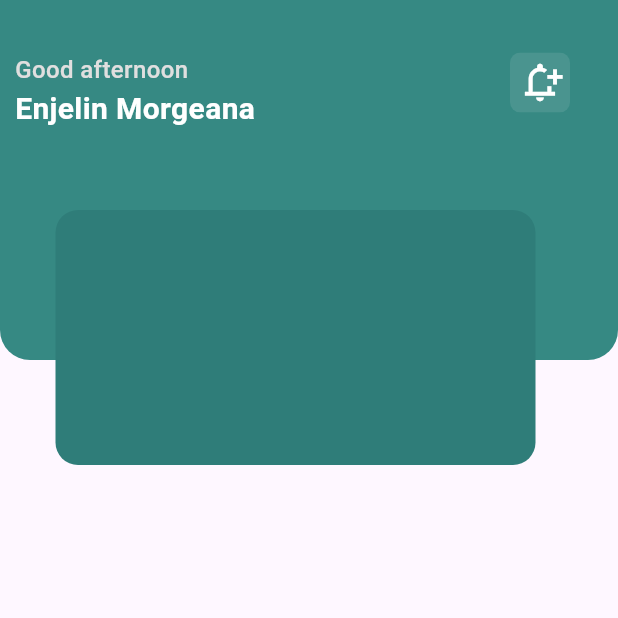
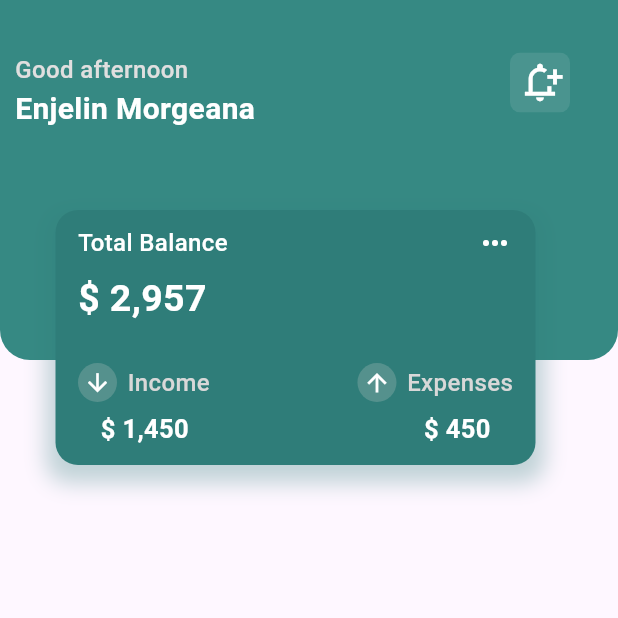
Before and after one commit to ttnppedr/first-finance-app, a Flutter app: the screen it shows after launch, on a phone screen of 412 x 824 dp, the top half of it. Run offline on Flutter 3.47's test engine with Material 3 defaults, Android fonts, the phone set to English and light mode, and no system bars.

Commit message:
Add center card content

```diff
--- a/lib/home.dart
+++ b/lib/home.dart
@@ -74,8 +74,132 @@ class Home extends StatelessWidget {
                 height: 170,
                 width: 320,
                 decoration: BoxDecoration(
+                  boxShadow: [
+                    BoxShadow(
+                      color: Color.fromRGBO(47, 125, 121, 0.3),
+                      offset: Offset(0, 6),
+                      blurRadius: 12,
+                      spreadRadius: 6,
+                    ),
+                  ],
                   color: Color.fromARGB(255, 47, 125, 121),
                   borderRadius: BorderRadius.circular(15),
+                ),
+                child: Column(
+                  children: [
+                    SizedBox(height: 10),
+                    Padding(
+                      padding: const EdgeInsets.symmetric(horizontal: 15),
+                      child: Row(
+                        mainAxisAlignment: MainAxisAlignment.spaceBetween,
+                        children: [
+                          Text(
+                            'Total Balance',
+                            style: TextStyle(
+                                fontWeight: FontWeight.w500,
+                                fontSize: 16,
+                                color: Colors.white),
+                          ),
+                          Icon(Icons.more_horiz, color: Colors.white)
+                        ],
+                      ),
+                    ),
+                    SizedBox(height: 7),
+                    Padding(
+                      padding: const EdgeInsets.only(left: 15),
+                      child: Row(
+                        children: [
+                          Text(
+                            '\$ 2,957',
+                            style: TextStyle(
+                                fontWeight: FontWeight.bold,
+                                fontSize: 25,
+                                color: Colors.white),
+                          ),
+                        ],
+                      ),
+                    ),
+                    SizedBox(height: 25),
+                    Padding(
+                      padding: const EdgeInsets.symmetric(horizontal: 15),
+                      child: Row(
+                        mainAxisAlignment: MainAxisAlignment.spaceBetween,
+                        children: [
+                          Row(
+                            children: [
+                              CircleAvatar(
+                                radius: 13,
+                                backgroundColor:
+                                    Color.fromARGB(255, 85, 145, 141),
+                                child: Icon(
+                                  Icons.arrow_downward,
+                                  color: Colors.white,
+                                  size: 19,
+                                ),
+                              ),
+                              SizedBox(width: 7),
+                              Text(
+                                'Income',
+                                style: TextStyle(
+                                  fontWeight: FontWeight.w500,
+                                  fontSize: 16,
+                                  color: Color.fromARGB(255, 216, 216, 216),
+                                ),
+                              ),
+                            ],
+                          ),
+                          Row(
+                            children: [
+                              CircleAvatar(
+                                radius: 13,
+                                backgroundColor:
+                                    Color.fromARGB(255, 85, 145, 141),
+                                child: Icon(
+                                  Icons.arrow_upward,
+                                  color: Colors.white,
+                                  size: 19,
+                                ),
+                              ),
+                              SizedBox(width: 7),
+                              Text(
+                                'Expenses',
+                                style: TextStyle(
+                                  fontWeight: FontWeight.w500,
+                                  fontSize: 16,
+                                  color: Color.fromARGB(255, 216, 216, 216),
+                                ),
+                              ),
+                            ],
+                          ),
+                        ],
+                      ),
+                    ),
+                    SizedBox(height: 6),
+                    Padding(
+                      padding: const EdgeInsets.symmetric(horizontal: 30),
+                      child: Row(
+                        mainAxisAlignment: MainAxisAlignment.spaceBetween,
+                        children: [
+                          Text(
+                            '\$ 1,450',
+                            style: TextStyle(
+                              fontWeight: FontWeight.w600,
+                              fontSize: 17,
+                              color: Colors.white,
+                            ),
+                          ),
+                          Text(
+                            '\$ 450',
+                            style: TextStyle(
+                              fontWeight: FontWeight.w600,
+                              fontSize: 17,
+                              color: Colors.white,
+                            ),
+                          ),
+                        ],
+                      ),
+                    ),
+                  ],
                 ),
               ),
             )
```
